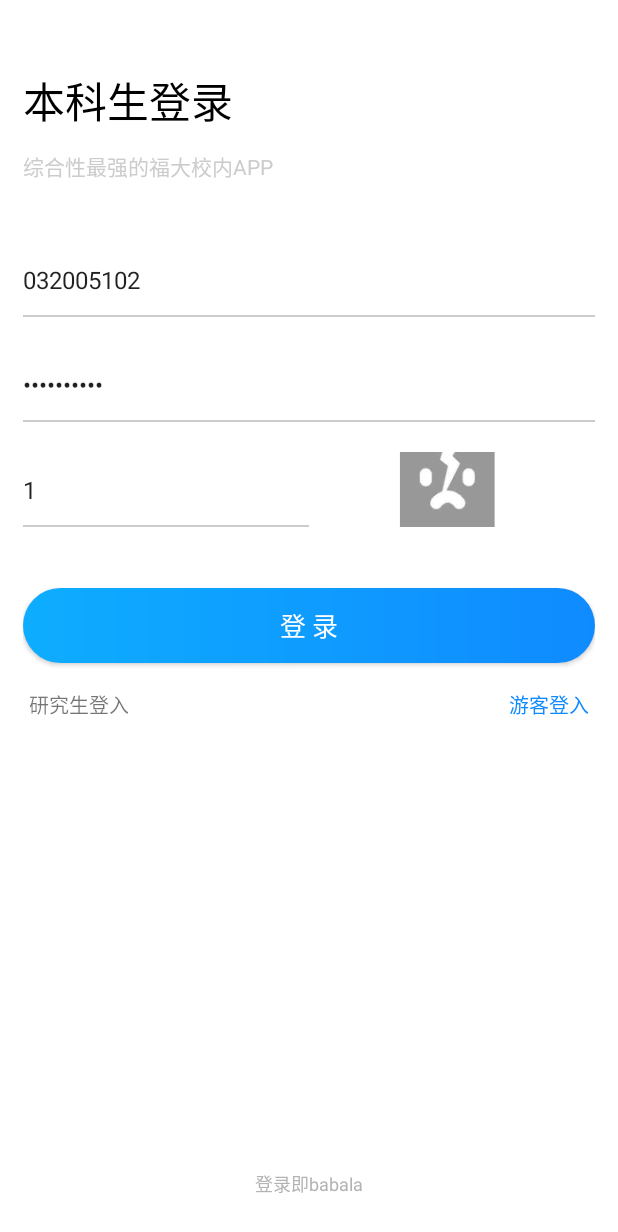
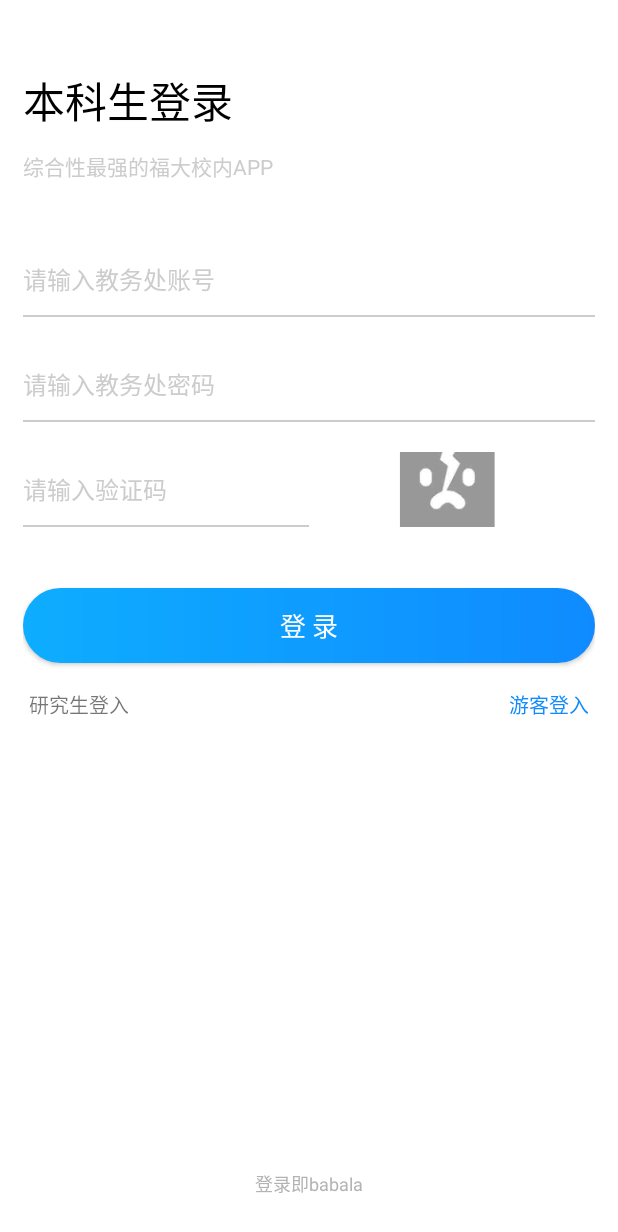
Before and after one commit to qiaozhiling/LastOrder, an Android app: the LoginActivity screen opened directly, with no data from a screen before it, on a phone screen of 412 x 824 dp. Shown: the top 1232 px of the screen. Run offline under Robolectric (Android 15) with nearby library versions, the phone set to English and light mode, and no system bars; 1 statement that could not run was skipped.

Commit message:
删除些空格

```diff
--- a/app/src/main/res/layout/login_edit_group_layout.xml
+++ b/app/src/main/res/layout/login_edit_group_layout.xml
@@ -22,7 +22,6 @@
         android:textColor="@color/hint_gray" />
 
     <EditText
-        android:text="032005102"
         android:textSize="16sp"
         android:textColorHint="@color/hint_gray"
         android:id="@+id/edit_user_login_group"
@@ -36,7 +35,6 @@
         android:textCursorDrawable="@drawable/edit_cursor" />
 
     <EditText
-        android:text="123456789c"
         android:textSize="16sp"
         android:textColorHint="@color/hint_gray"
         android:id="@+id/edit_paswd_login_group"
@@ -58,17 +56,16 @@
         android:orientation="horizontal">
 
         <EditText
-            android:textSize="16sp"
-            android:textColorHint="@color/hint_gray"
             android:id="@+id/edit_code_login_group"
             android:layout_width="0dp"
             android:layout_height="50dp"
             android:layout_weight="1"
             android:autofillHints=""
-            android:text="1"
             android:background="@drawable/edit_background"
             android:hint="请输入验证码 "
-            android:inputType="number" />
+            android:inputType="number"
+            android:textColorHint="@color/hint_gray"
+            android:textSize="16sp" />
 
         <ImageView
             android:id="@+id/iv_code_group"
```
